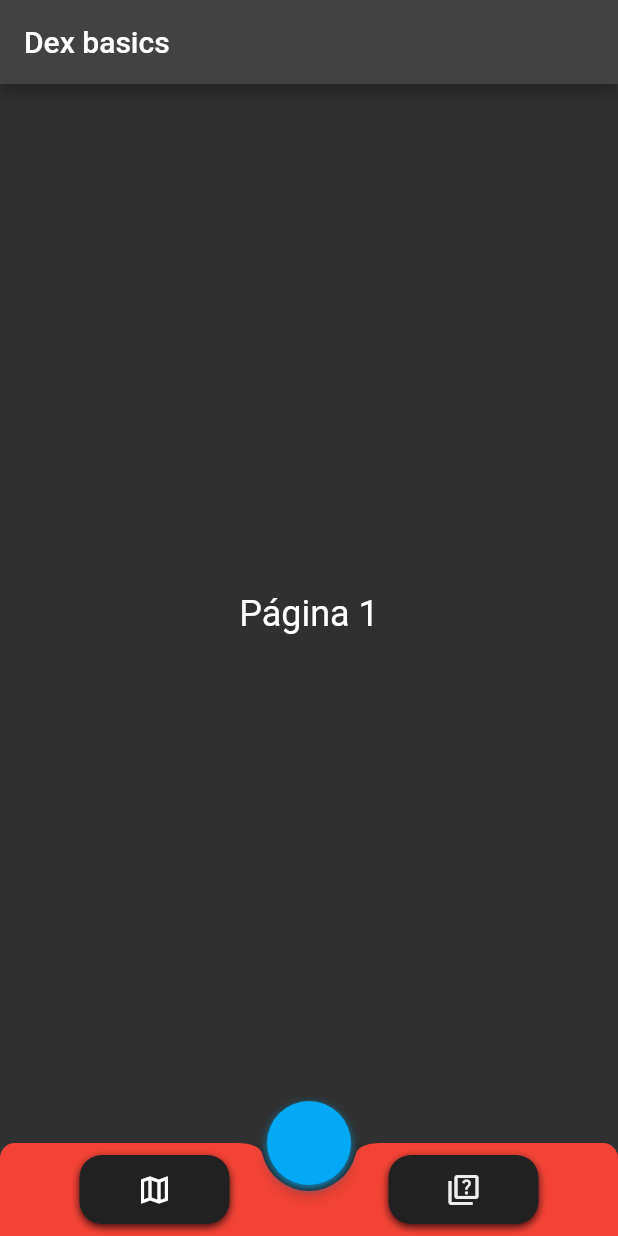
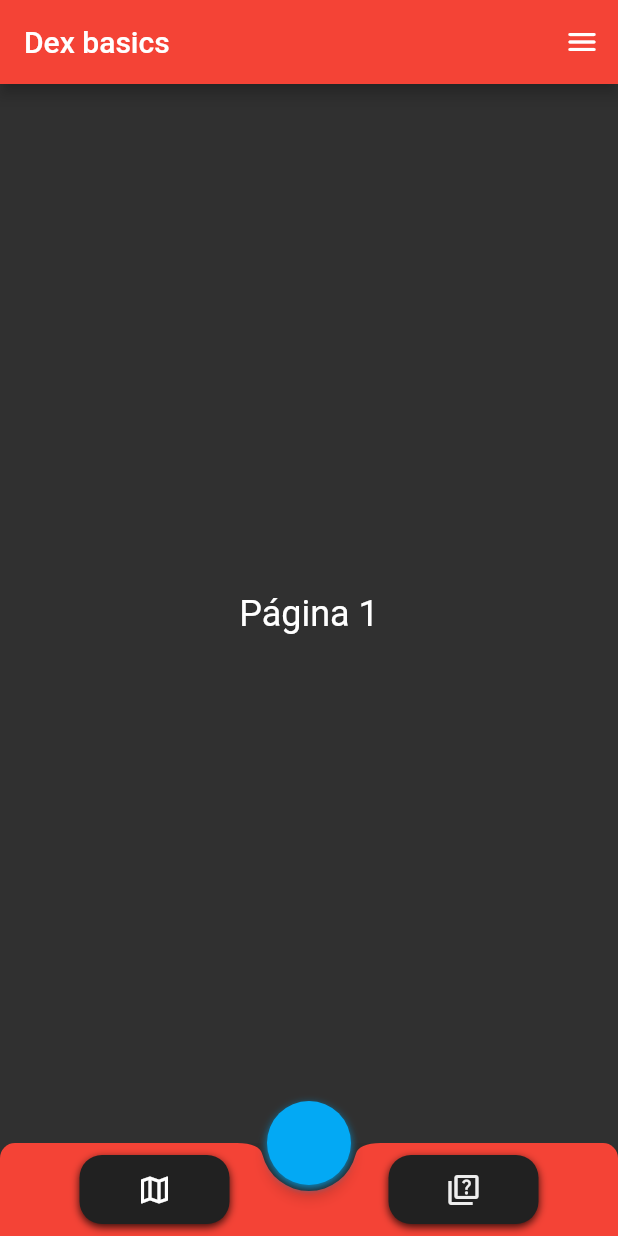
Before and after one commit to mts-lucas/flutter-dex, a Flutter app: the screen it shows after launch, on a phone screen of 412 x 824 dp. Run offline on Flutter 3.47's test engine with Material 2 defaults, Android fonts, the phone set to English and light mode, and no system bars.

Commit message:
feat: calling appbar and removing debuger #21

```diff
--- a/flutter_dex/lib/main.dart
+++ b/flutter_dex/lib/main.dart
@@ -1,6 +1,7 @@
 import 'package:flutter/material.dart';
 import 'package:flutter_dex/components/homeButtom.dart';
 import 'package:flutter_dex/components/navbar.dart';
+import 'package:flutter_dex/components/appbar.dart';
 
 void main() {
   runApp(MyApp());
@@ -11,6 +12,7 @@ class MyApp extends StatelessWidget {
   Widget build(BuildContext context) {
     return MaterialApp(
       title: 'Dex basic',
+      debugShowCheckedModeBanner: false,
       theme: ThemeData(
         brightness: Brightness.dark,
         primarySwatch: Colors.blue,
@@ -37,9 +39,7 @@ class _MyHomePageState extends State<MyHomePage> {
   @override
   Widget build(BuildContext context) {
     return Scaffold(
-      appBar: AppBar(
-        title: Text('Dex basics'),
-      ),
+      appBar: UpAppBar(),
       body: Center(
         child: Text(
           'Página ${_selectedIndex + 1}',
```
